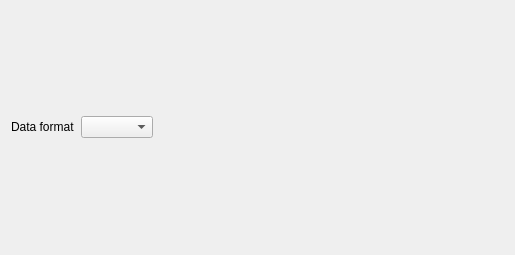
Above: src/page/panels/outputpanels/charts/bar/barsettings.ui from x-tools-author/x-tools before the change. Below: the same form after it.
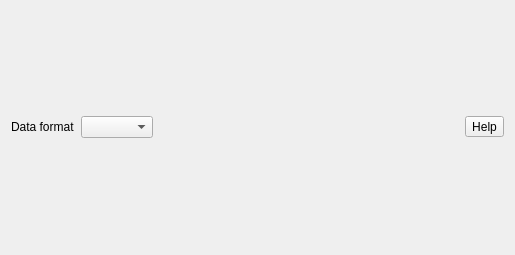
That is the form after the change.

Commit message: feat: add help button for some modules close #58

The edit to the form file:
```diff
--- a/src/page/panels/outputpanels/charts/bar/barsettings.ui
+++ b/src/page/panels/outputpanels/charts/bar/barsettings.ui
@@ -25,15 +25,25 @@
     </widget>
    </item>
    <item row="0" column="2">
-    <widget class="QLabel" name="label_2">
-     <property name="sizePolicy">
-      <sizepolicy hsizetype="Expanding" vsizetype="Preferred">
-       <horstretch>0</horstretch>
-       <verstretch>0</verstretch>
-      </sizepolicy>
+    <spacer name="horizontalSpacer">
+     <property name="orientation">
+      <enum>Qt::Orientation::Horizontal</enum>
      </property>
+     <property name="sizeHint" stdset="0">
+      <size>
+       <width>40</width>
+       <height>20</height>
+      </size>
+     </property>
+    </spacer>
+   </item>
+   <item row="0" column="3">
+    <widget class="QToolButton" name="toolButtonHelp">
      <property name="text">
-      <string notr="true"/>
+      <string>Help</string>
+     </property>
+     <property name="toolButtonStyle">
+      <enum>Qt::ToolButtonStyle::ToolButtonTextBesideIcon</enum>
      </property>
     </widget>
    </item>
```
Left out of the diff: 6 changed lines with no effect on the pictures. The commit also changes 32 other files.
